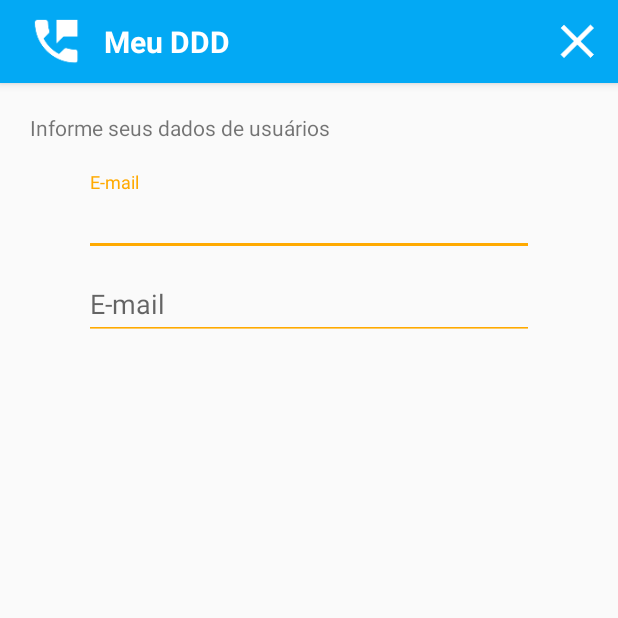
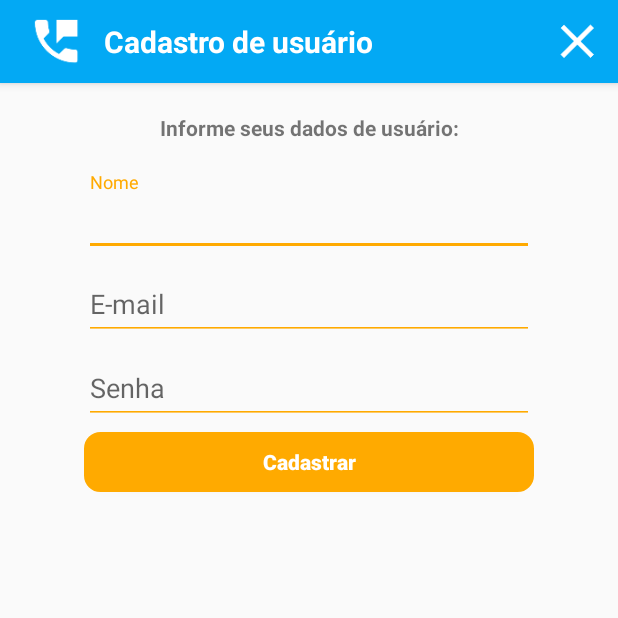
Before and after one commit to cardosodearaujo/AppMeuDDD, an Android app: the UserActivity screen opened directly, with no data from a screen before it, on a phone screen of 412 x 824 dp, the top half of it. Run offline under Robolectric (Android 15) with nearby library versions, the phone set to English and light mode, and no system bars.

Commit message:
Vamos lá

```diff
--- a/app/build.gradle
+++ b/app/build.gradle
@@ -13,6 +13,7 @@ android {
         versionCode 1
         versionName "1.0"
         testInstrumentationRunner "android.support.test.runner.AndroidJUnitRunner"
+        vectorDrawables.useSupportLibrary = true
     }
     buildTypes {
         release {
@@ -25,9 +26,10 @@ android {
 dependencies {
     implementation fileTree(dir: 'libs', include: ['*.jar'])
     implementation "org.jetbrains.kotlin:kotlin-stdlib-jre7:$kotlin_version"
-    implementation 'com.android.support:appcompat-v7:27.0.2'
+    implementation 'com.android.support:appcompat-v7:27.1.1'
     implementation 'com.android.support.constraint:constraint-layout:1.1.2'
-    implementation 'com.android.support:design:27.0.2'
+    implementation 'com.android.support:design:27.1.1'
+    implementation 'com.android.support:support-vector-drawable:27.1.1'
     testImplementation 'junit:junit:4.12'
     androidTestImplementation 'com.android.support.test:runner:1.0.2'
     androidTestImplementation 'com.android.support.test.espresso:espresso-core:3.0.2'
--- a/app/src/main/java/br/com/unclephill/meuddd/Activitys/LoginActivity.kt
+++ b/app/src/main/java/br/com/unclephill/meuddd/Activitys/LoginActivity.kt
@@ -20,4 +20,9 @@ class LoginActivity : AppCompatActivity() {
     fun onClickCadastrar(view: View?){
         FunctionsApp.iniciarActivity(this@LoginActivity, UserActivity::class.java,null)
     }
+
+    fun onClickLogin(view: View) {
+        FunctionsApp.iniciarActivity(this@LoginActivity,MenuActivity::class.java,null)
+        FunctionsApp.fecharActivity(this@LoginActivity)
+    }
 }
--- a/app/src/main/java/br/com/unclephill/meuddd/Activitys/UserActivity.java
+++ b/app/src/main/java/br/com/unclephill/meuddd/Activitys/UserActivity.java
@@ -19,4 +19,8 @@ public class UserActivity extends AppCompatActivity {
     public  void onClickClose(View view){
         FunctionsApp.fecharActivity(UserActivity.this);
     }
+
+    public void onClickCadastrar(View view){
+
+    }
 }
--- a/app/src/main/res/layout/activity_forgot_password.xml
+++ b/app/src/main/res/layout/activity_forgot_password.xml
@@ -30,7 +30,7 @@
             <TextView
                 android:layout_width="wrap_content"
                 android:layout_height="wrap_content"
-                android:text="@string/app_name"
+                android:text="@string/activity_forgot_password_recuperar_senha"
                 android:textColor="@color/corBranco_FFFFFF"
                 android:textSize="20dp"
                 android:textStyle="bold"/>
@@ -67,7 +67,9 @@
             android:layout_margin="10dp"
             android:text="@string/activity_forgot_password_txwInformacao"
             android:textStyle="bold"
-            tools:text="Informe seu e-mail abaixo:" />
+            tools:text="Informe seu e-mail abaixo:"
+            android:layout_gravity="center"
+            android:gravity="center"/>
 
         <android.support.design.widget.TextInputLayout
             android:layout_width="wrap_content"
--- a/app/src/main/res/layout/activity_user.xml
+++ b/app/src/main/res/layout/activity_user.xml
@@ -1,10 +1,11 @@
 <?xml version="1.0" encoding="utf-8"?>
-<LinearLayout
-    xmlns:android="http://schemas.android.com/apk/res/android"
+<LinearLayout xmlns:android="http://schemas.android.com/apk/res/android"
     xmlns:app="http://schemas.android.com/apk/res-auto"
     xmlns:tools="http://schemas.android.com/tools"
     android:layout_width="match_parent"
     android:layout_height="match_parent"
+    android:layout_gravity="center"
+    android:gravity="center|top"
     android:orientation="vertical"
     tools:context=".Activitys.UserActivity">
 
@@ -31,34 +32,49 @@
         <TextView
             android:layout_width="wrap_content"
             android:layout_height="wrap_content"
-                android:text="@string/app_name"
+            android:text="@string/activity_user_nome"
             android:textColor="@color/corBranco_FFFFFF"
             android:textSize="20dp"
-                android:textStyle="bold"/>
+            android:textStyle="bold" />
     </LinearLayout>
 
         <RelativeLayout
-            android:layout_margin="5dp"
             android:layout_width="match_parent"
             android:layout_height="match_parent"
             android:layout_gravity="right"
+            android:layout_margin="5dp"
             android:layout_weight="1"
             android:gravity="right|center">
 
-            <Button
+            <ImageButton
                 android:layout_width="43dp"
                 android:layout_height="43dp"
                 android:background="@mipmap/ic_close"
                 android:gravity="right"
-                android:onClick="onClickClose"/>
+                android:onClick="onClickClose" />
         </RelativeLayout>
     </android.support.v7.widget.Toolbar>
 
     <TextView
-        android:layout_margin="20dp"
         android:layout_width="match_parent"
         android:layout_height="wrap_content"
-        android:text="Informe seus dados de usuários"/>
+        android:layout_gravity="center"
+        android:layout_margin="20dp"
+        android:gravity="center"
+        android:textStyle="bold"
+        android:text="@string/activity_user_informacao" />
+
+    <android.support.design.widget.TextInputLayout
+        android:layout_width="wrap_content"
+        android:layout_height="wrap_content"
+        android:layout_gravity="center">
+
+        <EditText
+            android:layout_width="300dp"
+            android:layout_height="wrap_content"
+            android:hint="@string/activity_user_edtNome"
+            android:inputType="textEmailAddress" />
+    </android.support.design.widget.TextInputLayout>
 
     <android.support.design.widget.TextInputLayout
         android:layout_width="wrap_content"
@@ -80,8 +96,20 @@
         <EditText
             android:layout_width="300dp"
             android:layout_height="wrap_content"
-            android:hint="@string/activity_login_edtUsuario"
+            android:hint="@string/activity_user_edtSenha"
             android:inputType="textEmailAddress" />
     </android.support.design.widget.TextInputLayout>
 
+
+    <Button
+        android:layout_width="300dp"
+        android:layout_height="40dp"
+        android:layout_margin="5dp"
+        android:background="@drawable/bt_rounded_orange"
+        android:onClick="onClickCadastrar"
+        android:text="@string/activity_user_cadastrar"
+        android:textAllCaps="false"
+        android:textColor="@color/corBranco_FFFFFF"
+        android:textStyle="bold" />
+
 </LinearLayout>
--- /dev/null
+++ b/app/src/main/res/values-w820dp/dimens.xml
@@ -0,0 +1,6 @@
+<resources>
+    <!-- Example customization of dimensions originally defined in res/values/dimens.xml
+         (such as screen margins) for screens with more than 820dp of available width. This
+         would include 7" and 10" devices in landscape (~960dp and ~1280dp respectively). -->
+    <dimen name="activity_horizontal_margin">64dp</dimen>
+</resources>
--- a/app/src/main/res/values/strings.xml
+++ b/app/src/main/res/values/strings.xml
@@ -1,12 +1,25 @@
 <resources>
     <string name="app_name">Meu DDD</string>
+
     <string name="activity_login_txwInformacao"><b>Informe suas credenciais abaixo:</b></string>
     <string name="activity_login_txwEsqueciSenha"><u>Esqueci minha senha</u></string>
     <string name="activity_login_btnLogin">Login</string>
     <string name="activity_login_btnCadastrar">Cadastrar</string>
     <string name="activity_login_edtUsuario">E-mail</string>
     <string name="activity_login_edtSenha">Senha</string>
+
     <string name="activity_forgot_password_edtEmail">E-mail</string>
     <string name="activity_forgot_password_txwInformacao"><b>Informe seu e-mail abaixo:</b></string>
     <string name="activity_forgot_password_btnEnviar">Enviar</string>
+    <string name="activity_forgot_password_recuperar_senha">Recuperar senha</string>
+
+    <string name="activity_user_edtSenha">Senha</string>
+    <string name="activity_user_informacao">Informe seus dados de usuário:</string>
+    <string name="activity_user_edtNome">Nome</string>
+    <string name="activity_user_nome">Cadastro de usuário</string>
+    <string name="activity_user_cadastrar">Cadastrar</string>
+
+    <string name="activity_menu_por_cidade">Por Cidade</string>
+    <string name="activity_menu_por_ddd">Por DDD</string>
+    <string name="activity_menu_opcoes">Opções de consulta</string>
 </resources>
```
Also changed, not shown: app/src/main/AndroidManifest.xml (+12 -3 lines), app/src/main/java/br/com/unclephill/meuddd/Activitys/MenuActivity.java (added, +91 -0 lines), app/src/main/res/layout/activity_login.xml (+10 -10 lines), app/src/main/res/layout/activity_menu.xml (added, +91 -0 lines), app/src/main/res/layout/fragment_menu.xml (added, +9 -0 lines), app/src/main/res/values/dimens.xml (added, +7 -0 lines), app/src/main/ic_logout-web.png (added), app/src/main/res/mipmap-hdpi/ic_logout.png (added), app/src/main/res/mipmap-mdpi/ic_logout.png (added), app/src/main/res/mipmap-xhdpi/ic_logout.png (added), app/src/main/res/mipmap-xxhdpi/ic_logout.png (added), app/src/main/res/mipmap-xxxhdpi/ic_logout.png (added), 1 other file. Lines whose indentation alone changed are shown as unchanged.
